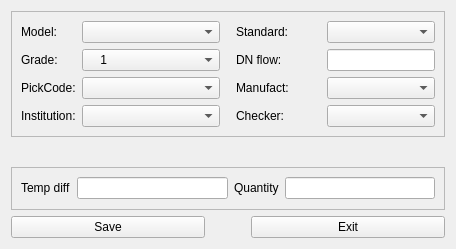
The window that source/cmbverify/cmbparam.ui (flimmy78/qtverify) describes before a commit, drawn with Qt 5.
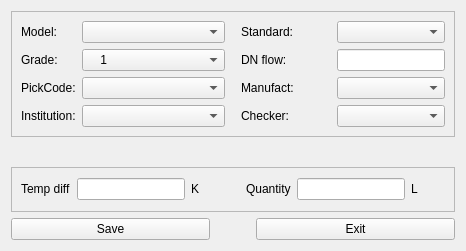
The same window after the commit. Icons and pictures are not drawn.

Commit message: 组合检定：根据检定流程，修改人机交互；最大检表数量改为12；不显示热表入口和出口温度；增加流程提示信息；调整界面ui等

```diff
--- a/source/cmbverify/cmbparam.ui
+++ b/source/cmbverify/cmbparam.ui
@@ -9,8 +9,8 @@
    <rect>
     <x>0</x>
     <y>0</y>
-    <width>456</width>
-    <height>249</height>
+    <width>466</width>
+    <height>251</height>
    </rect>
   </property>
   <property name="minimumSize">
@@ -234,6 +234,8 @@
      <property name="frameShadow">
       <enum>QFrame::Raised</enum>
      </property>
+     <layout class="QGridLayout" name="gridLayout_7">
+      <item row="0" column="0">
      <layout class="QGridLayout" name="gridLayout_5">
       <item row="0" column="0">
        <widget class="QLabel" name="label_9">
@@ -243,17 +245,73 @@
        </widget>
       </item>
       <item row="0" column="1">
-       <widget class="QLineEdit" name="lineEdit_temp_diff"/>
+         <widget class="QLineEdit" name="lineEdit_temp_diff">
+          <property name="sizePolicy">
+           <sizepolicy hsizetype="Preferred" vsizetype="Fixed">
+            <horstretch>0</horstretch>
+            <verstretch>0</verstretch>
+           </sizepolicy>
+          </property>
+          <property name="alignment">
+           <set>Qt::AlignCenter</set>
+          </property>
+         </widget>
       </item>
       <item row="0" column="2">
+         <widget class="QLabel" name="label_5">
+          <property name="text">
+           <string>K</string>
+          </property>
+         </widget>
+        </item>
+       </layout>
+      </item>
+      <item row="0" column="1">
+       <spacer name="horizontalSpacer_2">
+        <property name="orientation">
+         <enum>Qt::Horizontal</enum>
+        </property>
+        <property name="sizeType">
+         <enum>QSizePolicy::Fixed</enum>
+        </property>
+        <property name="sizeHint" stdset="0">
+         <size>
+          <width>20</width>
+          <height>20</height>
+         </size>
+        </property>
+       </spacer>
+      </item>
+      <item row="0" column="2">
+       <layout class="QGridLayout" name="gridLayout_6">
+        <item row="0" column="0">
        <widget class="QLabel" name="label_8">
         <property name="text">
          <string>Quantity</string>
         </property>
        </widget>
       </item>
-      <item row="0" column="3">
-       <widget class="QLineEdit" name="lineEdit_quan"/>
+        <item row="0" column="1">
+         <widget class="QLineEdit" name="lineEdit_quan">
+          <property name="sizePolicy">
+           <sizepolicy hsizetype="Preferred" vsizetype="Fixed">
+            <horstretch>0</horstretch>
+            <verstretch>0</verstretch>
+           </sizepolicy>
+          </property>
+          <property name="alignment">
+           <set>Qt::AlignCenter</set>
+          </property>
+         </widget>
+        </item>
+        <item row="0" column="2">
+         <widget class="QLabel" name="label_11">
+          <property name="text">
+           <string>L</string>
+          </property>
+         </widget>
+        </item>
+       </layout>
       </item>
      </layout>
     </widget>
```
Lines whose indentation alone changed are shown as unchanged. The commit also changes 7 other files.
